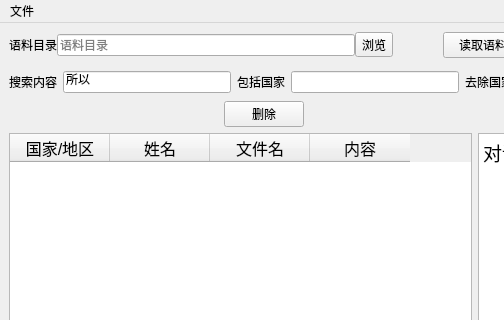
The window that yuliao_ui.ui (zweien/yuliao_pyqt) describes before a commit, drawn with Qt 5; both pictures show x 0 to 504 and y 0 to 320 of the 950 by 703 pixel window.
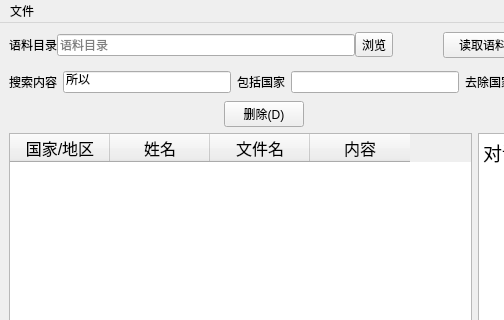
The same window after the commit.

```diff
--- a/yuliao_ui.ui
+++ b/yuliao_ui.ui
@@ -214,7 +214,7 @@
       <item>
        <widget class="QPushButton" name="pushButton_delete">
         <property name="text">
-         <string>删除</string>
+            <string>删除(D)</string>
         </property>
        </widget>
       </item>
```
